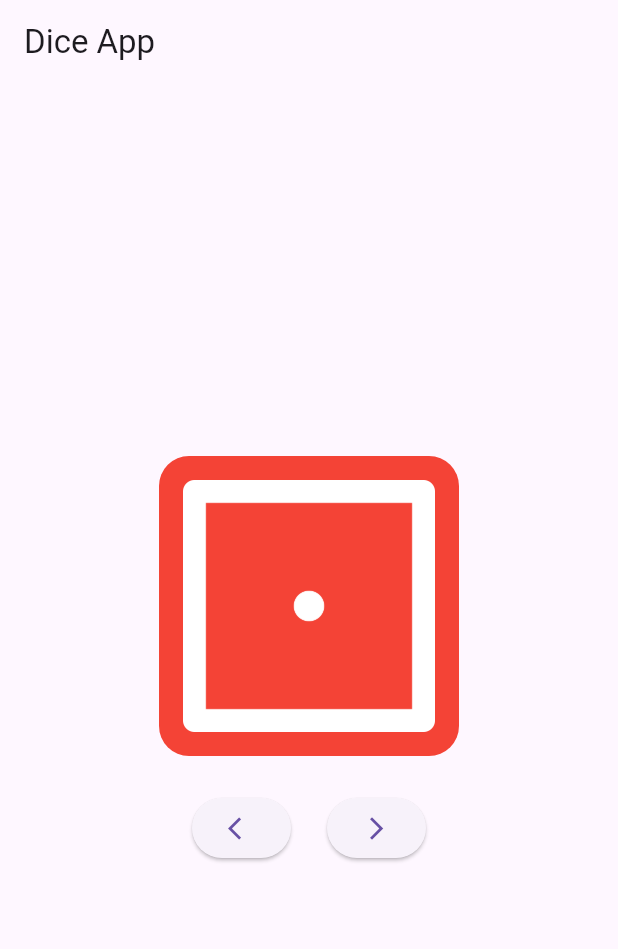
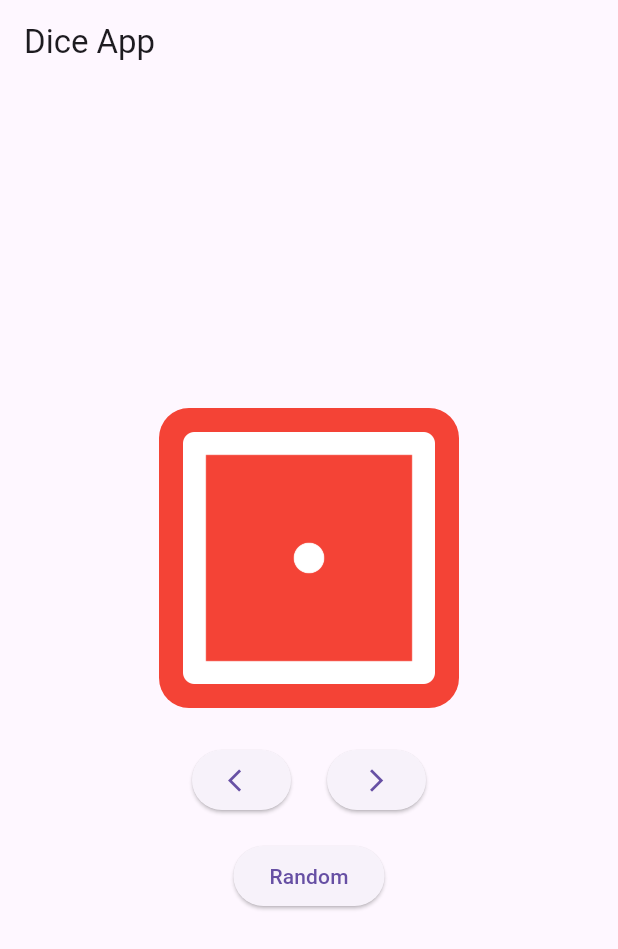
Before and after one commit to Klaux2020/diceappG8, a Flutter app: the screen it shows after launch, on a phone screen of 412 x 824 dp. Shown: the top 949 px of the screen. Run offline on Flutter 3.47's test engine with Material 3 defaults, Android fonts, the phone set to English and light mode, and no system bars.

Commit message:
finish dice app

```diff
--- a/lib/pages/dice_page.dart
+++ b/lib/pages/dice_page.dart
@@ -1,3 +1,5 @@
+import 'dart:math';
+
 import 'package:flutter/material.dart';
 
 class DicePage extends StatefulWidget {
@@ -71,7 +73,17 @@ class _DicePageState extends State<DicePage> {
                       child: Icon(Icons.arrow_forward_ios),
                       ),
                       ],
-                )
+                ),
+                SizedBox(
+                  height: 16,
+                  ),
+                  ElevatedButton(
+                    onPressed: (){
+                      n=Random().nextInt(6) + 1;
+                      setState(() {});
+                    },
+                    child: Text("Random"),
+                    ),
             ],
             ),
             ),
```
